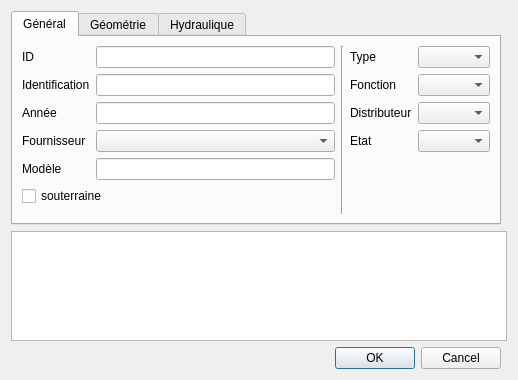
First picture: the form in qgis-project/ui_forms/hydrant.ui, repository qwat/QWAT, before the edit.
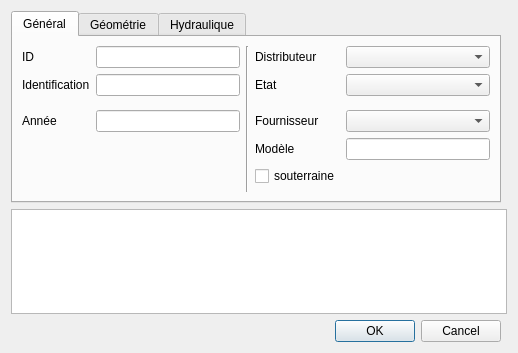
Second picture: the form after the edit. The open tabs and pages were chosen to show the change.

Diff of the .ui file:
```diff
--- a/qgis-project/ui_forms/hydrant.ui
+++ b/qgis-project/ui_forms/hydrant.ui
@@ -7,7 +7,7 @@
     <x>0</x>
     <y>0</y>
     <width>518</width>
-    <height>380</height>
+    <height>353</height>
    </rect>
   </property>
   <property name="windowTitle">
@@ -37,49 +37,9 @@
        <string>Général</string>
       </attribute>
       <layout class="QGridLayout" name="gridLayout_3">
-       <item row="1" column="4">
-        <widget class="QComboBox" name="id_function"/>
-       </item>
-       <item row="1" column="3">
-        <widget class="QLabel" name="label_4">
-         <property name="text">
-          <string>Fonction</string>
-         </property>
-        </widget>
-       </item>
-       <item row="0" column="4">
-        <widget class="QComboBox" name="id_type"/>
-       </item>
-       <item row="2" column="1">
-        <widget class="QLineEdit" name="year"/>
-       </item>
-       <item row="2" column="0">
-        <widget class="QLabel" name="label_7">
-         <property name="text">
-          <string>Année</string>
-         </property>
-        </widget>
-       </item>
        <item row="1" column="1">
         <widget class="QLineEdit" name="identification"/>
        </item>
-       <item row="5" column="0" colspan="2">
-        <widget class="QCheckBox" name="underground">
-         <property name="text">
-          <string>souterraine</string>
-         </property>
-        </widget>
-       </item>
-       <item row="3" column="3">
-        <widget class="QLabel" name="label_8">
-         <property name="text">
-          <string>Etat</string>
-         </property>
-        </widget>
-       </item>
-       <item row="3" column="4">
-        <widget class="QComboBox" name="id_status"/>
-       </item>
        <item row="1" column="0">
         <widget class="QLabel" name="label_2">
          <property name="text">
@@ -87,13 +47,6 @@
          </property>
         </widget>
        </item>
-       <item row="0" column="3">
-        <widget class="QLabel" name="label_3">
-         <property name="text">
-          <string>Type</string>
-         </property>
-        </widget>
-       </item>
        <item row="0" column="2" rowspan="7">
         <widget class="Line" name="line_2">
          <property name="orientation">
@@ -118,36 +71,76 @@
          </property>
         </widget>
        </item>
-       <item row="2" column="3">
+       <item row="0" column="3">
         <widget class="QLabel" name="label_16">
          <property name="text">
           <string>Distributeur</string>
          </property>
         </widget>
        </item>
-       <item row="3" column="1">
-        <widget class="QComboBox" name="id_provideur"/>
-       </item>
-       <item row="2" column="4">
+       <item row="0" column="4">
         <widget class="QComboBox" name="id_distributor"/>
        </item>
-       <item row="3" column="0">
+       <item row="1" column="4">
+        <widget class="QComboBox" name="id_status"/>
+       </item>
+       <item row="1" column="3">
+        <widget class="QLabel" name="label_8">
+         <property name="text">
+          <string>Etat</string>
+         </property>
+        </widget>
+       </item>
+       <item row="3" column="4">
+        <widget class="QComboBox" name="id_provideur"/>
+       </item>
+       <item row="3" column="3">
         <widget class="QLabel" name="label_10">
          <property name="text">
           <string>Fournisseur</string>
          </property>
         </widget>
        </item>
-       <item row="4" column="1">
+       <item row="4" column="4">
         <widget class="QLineEdit" name="model"/>
        </item>
-       <item row="4" column="0">
+       <item row="4" column="3">
         <widget class="QLabel" name="label_20">
          <property name="text">
           <string>Modèle</string>
          </property>
         </widget>
        </item>
+       <item row="5" column="3">
+        <widget class="QCheckBox" name="underground">
+         <property name="text">
+          <string>souterraine</string>
+         </property>
+        </widget>
+       </item>
+       <item row="3" column="0">
+        <widget class="QLabel" name="label_7">
+         <property name="text">
+          <string>Année</string>
+         </property>
+        </widget>
+       </item>
+       <item row="3" column="1">
+        <widget class="QLineEdit" name="year"/>
+       </item>
+       <item row="2" column="1">
+        <spacer name="verticalSpacer">
+         <property name="orientation">
+          <enum>Qt::Vertical</enum>
+         </property>
+         <property name="sizeHint" stdset="0">
+          <size>
+           <width>20</width>
+           <height>40</height>
+          </size>
+         </property>
+        </spacer>
+       </item>
       </layout>
      </widget>
      <widget class="QWidget" name="tab_2">
```
Left out of the diff: 2 changed lines with no effect on the pictures.
